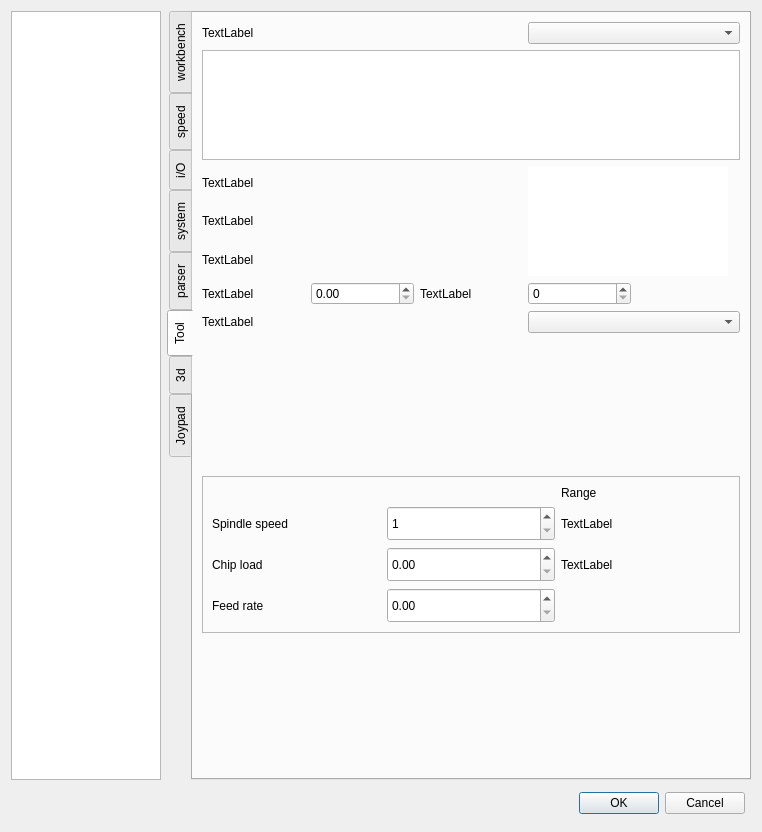
Before: the Qt Designer form sources/forms/Settings.ui in eduard-x/cnc-qt, drawn with Qt 5.
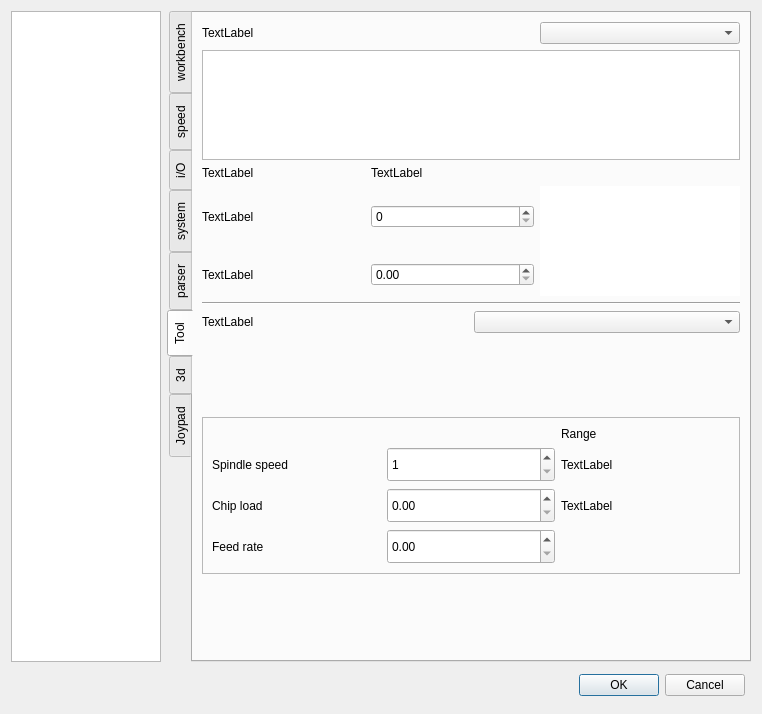
After: the same form once the commit is applied.

Commit message: tool/material settings ui

```diff
--- a/sources/forms/Settings.ui
+++ b/sources/forms/Settings.ui
@@ -7,7 +7,7 @@
     <x>0</x>
     <y>0</y>
     <width>762</width>
-    <height>832</height>
+    <height>714</height>
    </rect>
   </property>
   <property name="sizePolicy">
@@ -2360,14 +2360,62 @@
         <layout class="QGridLayout" name="gridLayout_22">
          <item row="0" column="0">
           <layout class="QGridLayout" name="gridLayout_2">
-           <item row="6" column="0" colspan="3">
-            <widget class="QLabel" name="labelMaterial">
+           <item row="0" column="0">
+            <widget class="QLabel" name="labelTool">
              <property name="text">
               <string>TextLabel</string>
              </property>
             </widget>
            </item>
-           <item row="2" column="3" rowspan="3" colspan="2">
+           <item row="0" column="2">
+            <widget class="QComboBox" name="comboBoxTool"/>
+           </item>
+           <item row="1" column="0" colspan="3">
+            <widget class="QTextBrowser" name="textBrowser">
+             <property name="sizePolicy">
+              <sizepolicy hsizetype="Minimum" vsizetype="Minimum">
+               <horstretch>0</horstretch>
+               <verstretch>0</verstretch>
+              </sizepolicy>
+             </property>
+             <property name="minimumSize">
+              <size>
+               <width>0</width>
+               <height>110</height>
+              </size>
+             </property>
+             <property name="maximumSize">
+              <size>
+               <width>16777215</width>
+               <height>110</height>
+              </size>
+             </property>
+            </widget>
+           </item>
+           <item row="2" column="0">
+            <widget class="QLabel" name="labelDiam">
+             <property name="sizePolicy">
+              <sizepolicy hsizetype="Preferred" vsizetype="Minimum">
+               <horstretch>0</horstretch>
+               <verstretch>0</verstretch>
+              </sizepolicy>
+             </property>
+             <property name="text">
+              <string>TextLabel</string>
+             </property>
+            </widget>
+           </item>
+           <item row="3" column="0">
+            <widget class="QLabel" name="labelFlutes">
+             <property name="text">
+              <string>TextLabel</string>
+             </property>
+            </widget>
+           </item>
+           <item row="3" column="1">
+            <widget class="QSpinBox" name="spinBox"/>
+           </item>
+           <item row="3" column="2" rowspan="2">
             <widget class="QGraphicsView" name="graphicsView">
              <property name="sizePolicy">
               <sizepolicy hsizetype="MinimumExpanding" vsizetype="MinimumExpanding">
@@ -2401,104 +2449,54 @@
              </property>
             </widget>
            </item>
-           <item row="4" column="0" colspan="3">
-            <widget class="QLabel" name="labelMaxDepth">
-             <property name="sizePolicy">
-              <sizepolicy hsizetype="Preferred" vsizetype="Minimum">
-               <horstretch>0</horstretch>
-               <verstretch>0</verstretch>
-              </sizepolicy>
-             </property>
+           <item row="4" column="0">
+            <widget class="QLabel" name="labelDiameter">
              <property name="text">
               <string>TextLabel</string>
              </property>
             </widget>
            </item>
-           <item row="3" column="0" colspan="3">
-            <widget class="QLabel" name="labelShaft">
-             <property name="sizePolicy">
-              <sizepolicy hsizetype="Preferred" vsizetype="Minimum">
-               <horstretch>0</horstretch>
-               <verstretch>0</verstretch>
-              </sizepolicy>
-             </property>
-             <property name="text">
-              <string>TextLabel</string>
-             </property>
-            </widget>
-           </item>
-           <item row="5" column="1">
+           <item row="4" column="1">
             <widget class="QDoubleSpinBox" name="doubleSpinBox"/>
            </item>
-           <item row="6" column="3" colspan="2">
+           <item row="2" column="1">
+            <widget class="QLabel" name="labelShaft">
+             <property name="sizePolicy">
+              <sizepolicy hsizetype="Preferred" vsizetype="Minimum">
+               <horstretch>0</horstretch>
+               <verstretch>0</verstretch>
+              </sizepolicy>
+             </property>
+             <property name="text">
+              <string>TextLabel</string>
+             </property>
+            </widget>
+           </item>
+          </layout>
+         </item>
+         <item row="1" column="0">
+          <widget class="Line" name="line_2">
+           <property name="orientation">
+            <enum>Qt::Horizontal</enum>
+           </property>
+          </widget>
+         </item>
+         <item row="2" column="0">
+          <layout class="QHBoxLayout" name="horizontalLayout_6">
+           <item>
+            <widget class="QLabel" name="labelMaterial">
+             <property name="text">
+              <string>TextLabel</string>
+             </property>
+            </widget>
+           </item>
+           <item>
             <widget class="QComboBox" name="comboBoxMaterial"/>
            </item>
-           <item row="0" column="0" colspan="3">
-            <widget class="QLabel" name="labelTool">
-             <property name="text">
-              <string>TextLabel</string>
-             </property>
-            </widget>
-           </item>
-           <item row="0" column="3" colspan="2">
-            <widget class="QComboBox" name="comboBoxTool"/>
-           </item>
-           <item row="5" column="0">
-            <widget class="QLabel" name="labelDiameter">
-             <property name="text">
-              <string>TextLabel</string>
-             </property>
-            </widget>
-           </item>
-           <item row="2" column="0" colspan="3">
-            <widget class="QLabel" name="labelDiam">
-             <property name="sizePolicy">
-              <sizepolicy hsizetype="Preferred" vsizetype="Minimum">
-               <horstretch>0</horstretch>
-               <verstretch>0</verstretch>
-              </sizepolicy>
-             </property>
-             <property name="text">
-              <string>TextLabel</string>
-             </property>
-            </widget>
-           </item>
-           <item row="1" column="0" colspan="5">
-            <widget class="QTextBrowser" name="textBrowser">
-             <property name="sizePolicy">
-              <sizepolicy hsizetype="Minimum" vsizetype="Minimum">
-               <horstretch>0</horstretch>
-               <verstretch>0</verstretch>
-              </sizepolicy>
-             </property>
-             <property name="minimumSize">
-              <size>
-               <width>0</width>
-               <height>110</height>
-              </size>
-             </property>
-             <property name="maximumSize">
-              <size>
-               <width>16777215</width>
-               <height>110</height>
-              </size>
-             </property>
-            </widget>
-           </item>
-           <item row="5" column="2">
-            <widget class="QLabel" name="labelFlutes">
-             <property name="text">
-              <string>TextLabel</string>
-             </property>
-            </widget>
-           </item>
-           <item row="5" column="3">
-            <widget class="QSpinBox" name="spinBox"/>
-           </item>
           </layout>
          </item>
          <item row="3" column="0">
-          <spacer name="verticalSpacer_3">
+          <spacer name="verticalSpacer_5">
            <property name="orientation">
             <enum>Qt::Vertical</enum>
            </property>
@@ -2510,7 +2508,7 @@
            </property>
           </spacer>
          </item>
-         <item row="2" column="0">
+         <item row="4" column="0">
           <widget class="QFrame" name="frame">
            <property name="minimumSize">
             <size>
@@ -2612,8 +2610,8 @@
            </layout>
           </widget>
          </item>
-         <item row="1" column="0">
-          <spacer name="verticalSpacer_5">
+         <item row="5" column="0">
+          <spacer name="verticalSpacer_3">
            <property name="orientation">
             <enum>Qt::Vertical</enum>
            </property>
```
The commit also changes 3 other files.
